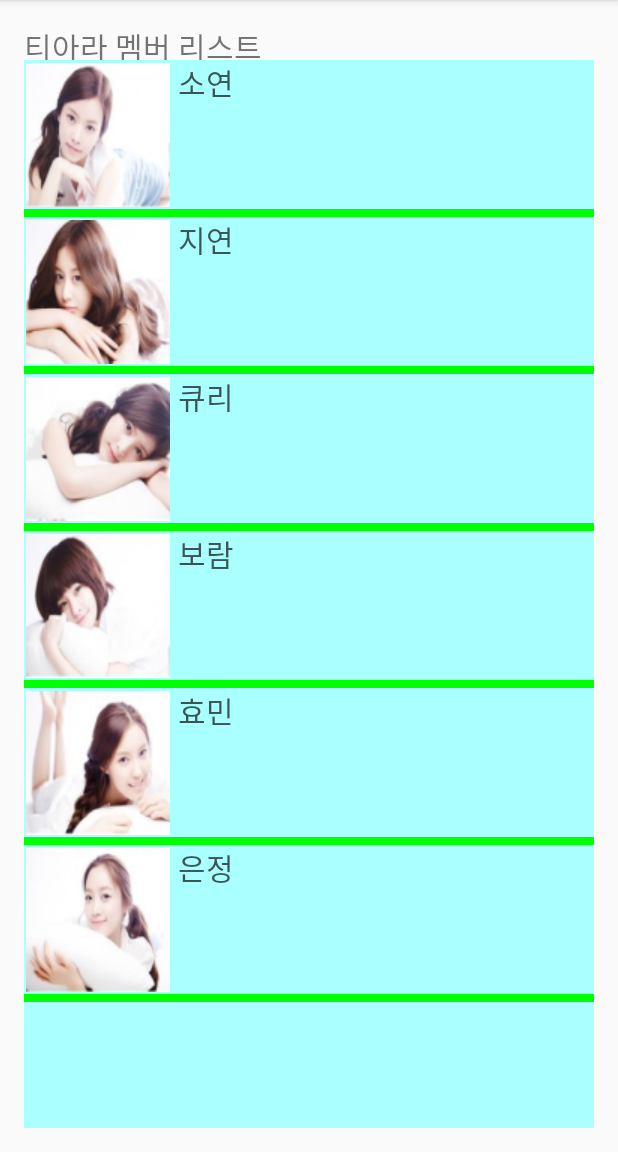
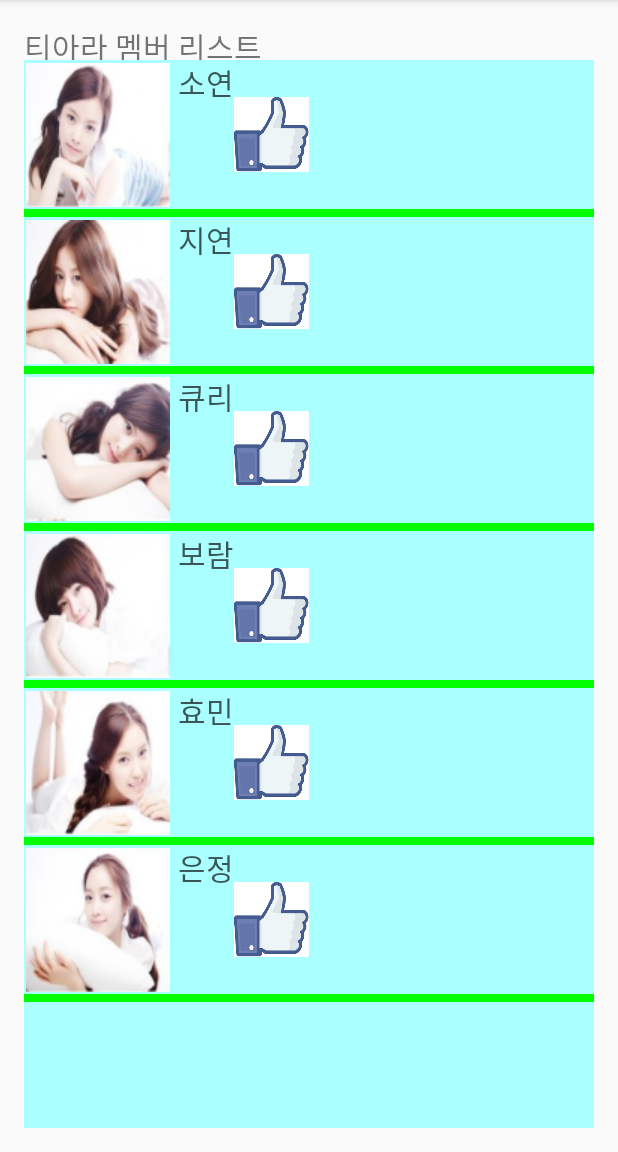
Before and after one commit to leemch37/ArrayList, an Android app: the screen it shows after launch (MainActivity), on a phone screen of 412 x 824 dp, the part 84-1236 px from its top. Run offline under Robolectric (Android 15) with nearby library versions, the phone set to English and light mode, and no system bars.

Commit message:
2016.07.08 Holder 클릭시 카운트

```diff
--- a/app/src/main/java/com/example/ccei/appadapterpj/MainActivity.java
+++ b/app/src/main/java/com/example/ccei/appadapterpj/MainActivity.java
@@ -22,6 +22,7 @@ import java.util.List;
 public class MainActivity extends AppCompatActivity {
 
     ListView taraList;
+    int count=0;
 
 
     @Override
@@ -42,6 +43,7 @@ public class MainActivity extends AppCompatActivity {
         items.add(new TARAValueObject("은정", res.getDrawable(R.drawable.t_ara_icon_eunjung)));
 
         TARAArrayAdapter adapter = new TARAArrayAdapter(this, items);
+
 
         taraList.setAdapter(adapter);
 
@@ -79,11 +81,14 @@ public class MainActivity extends AppCompatActivity {
 
         //이 메소드는 어댑터뷰에서 그려질 아이템의 수만큼 호출된다. 또한 화면에서 보여질 때 마다 매번 호출됨을 명심!
 
-        ViewHolder viewHolder;
+
         @Override
         public View getView(int position, View convertView, ViewGroup parent) {
 
+
+
            final TARAValueObject valueObject =(TARAValueObject) getItem(position);
+           final ViewHolder viewHolder;
 
 
             //convertView인자는 그려질 아이템의 root(보통) 값을 의미한다.
@@ -94,11 +99,31 @@ public class MainActivity extends AppCompatActivity {
                 viewHolder = new ViewHolder();
                 viewHolder.memberImageWD = (ImageView) convertView.findViewById(R.id.member_image);
                 viewHolder.memberNameWD =(TextView)convertView.findViewById(R.id.member_name);
+                viewHolder.likeWD=(ImageView)convertView.findViewById(R.id.like);
+                viewHolder.likecountWD=(TextView)convertView.findViewById(R.id.likecount);
+
+
                 convertView.setTag(viewHolder);
+            }else{
+                viewHolder = (ViewHolder)convertView.getTag();
             }
-            viewHolder =(ViewHolder)convertView.getTag();
+
+
             viewHolder.memberImageWD.setImageDrawable(valueObject.memberImage);
             viewHolder.memberNameWD.setText(valueObject.memberName);
+
+
+            viewHolder.likeWD.setOnClickListener(new View.OnClickListener(){
+                @Override
+                public void onClick(View v){
+                    Toast.makeText(currentContext, "좋아요!", Toast.LENGTH_SHORT).show();
+                    valueObject.likeCount++;
+                    viewHolder.likecountWD.setText("좋아요 받은 수 " + String.valueOf(valueObject.likeCount));
+                }
+            });
+
+
+
 
             viewHolder.memberImageWD.setOnTouchListener(new View.OnTouchListener(){
                     @Override
@@ -109,13 +134,29 @@ public class MainActivity extends AppCompatActivity {
 
             });
 
-            //한행이 그려질 root 레이아웃을 return 한다.
+            /*
+            viewHolder.likeWD.setOnClickListener(new View.OnClickListener(){
+                public void onClick(View v){
+                    Toast.makeText(currentContext, "좋아요!", Toast.LENGTH_SHORT).show();
+
+                    TextView likecount= (TextView) findViewById(R.id.likecount);
+
+                    count++;
+                    likecount.setText(count);
+                    //viewHolder.likecountWD.setText(count);
+
+                }
+            });
+*/
 
             return convertView;
         }
         private class ViewHolder{
             public ImageView memberImageWD;
             public TextView memberNameWD;
+            public ImageView likeWD;
+            public TextView likecountWD;
         }
+
     }
 }
--- a/app/src/main/java/com/example/ccei/appadapterpj/TARAValueObject.java
+++ b/app/src/main/java/com/example/ccei/appadapterpj/TARAValueObject.java
@@ -8,6 +8,7 @@ import android.graphics.drawable.Drawable;
 public class TARAValueObject {
     public String memberName;
     public Drawable memberImage;
+    public int likeCount;
 
     public TARAValueObject(String memberName, Drawable memberImage) {
         this.memberName = memberName;
--- a/app/src/main/res/layout/tara_list_view_item.xml
+++ b/app/src/main/res/layout/tara_list_view_item.xml
@@ -22,6 +22,18 @@
         android:textColor="#aa000000"
         android:textSize="20sp"
         android:id="@+id/member_name"/>
+    <ImageView
+        android:layout_width="50dp"
+        android:layout_height="50dp"
+        android:id="@+id/like"
+        android:background="@drawable/like"
+        android:layout_gravity="center"/>
+    <TextView
+        android:layout_width="wrap_content"
+        android:layout_height="wrap_content"
 
+        android:layout_gravity="center"
+        android:layout_marginLeft="10dp"
+        android:id="@+id/likecount"/>
 
 </LinearLayout>
```
